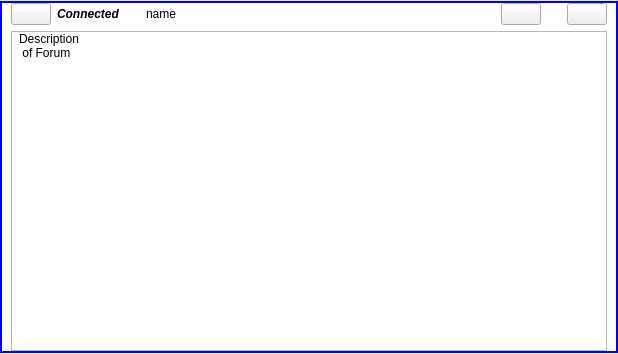
Above: retroshare-gui/src/gui/feeds/ForumNewItem.ui from RetroShare/RetroShare before the change. Below: the same form after it.
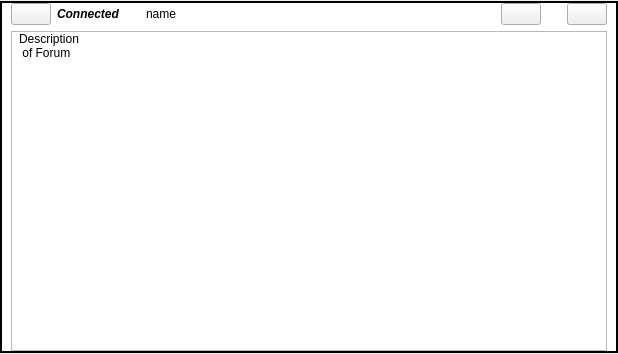
That is the form after the change. Icons and pictures are not drawn.

Commit message: set Border color for all feed item's to black

```diff
--- a/retroshare-gui/src/gui/feeds/ForumNewItem.ui
+++ b/retroshare-gui/src/gui/feeds/ForumNewItem.ui
@@ -35,7 +35,7 @@
       </sizepolicy>
      </property>
      <property name="styleSheet">
-      <string notr="true">QFrame#frame{border: 2px solid blue;
+      <string notr="true">QFrame#frame{border: 2px solid black;
 background: white;}</string>
      </property>
      <property name="frameShape">
```
Left out of the diff: 2 changed lines with no effect on the pictures. The commit also changes 4 other files.
